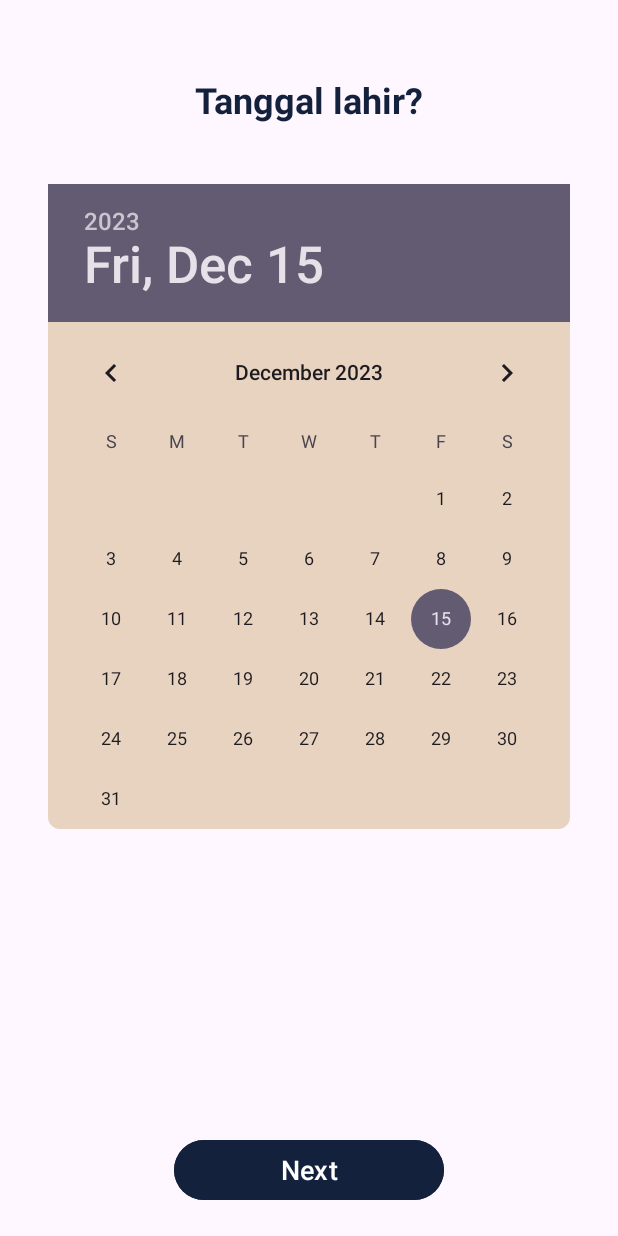
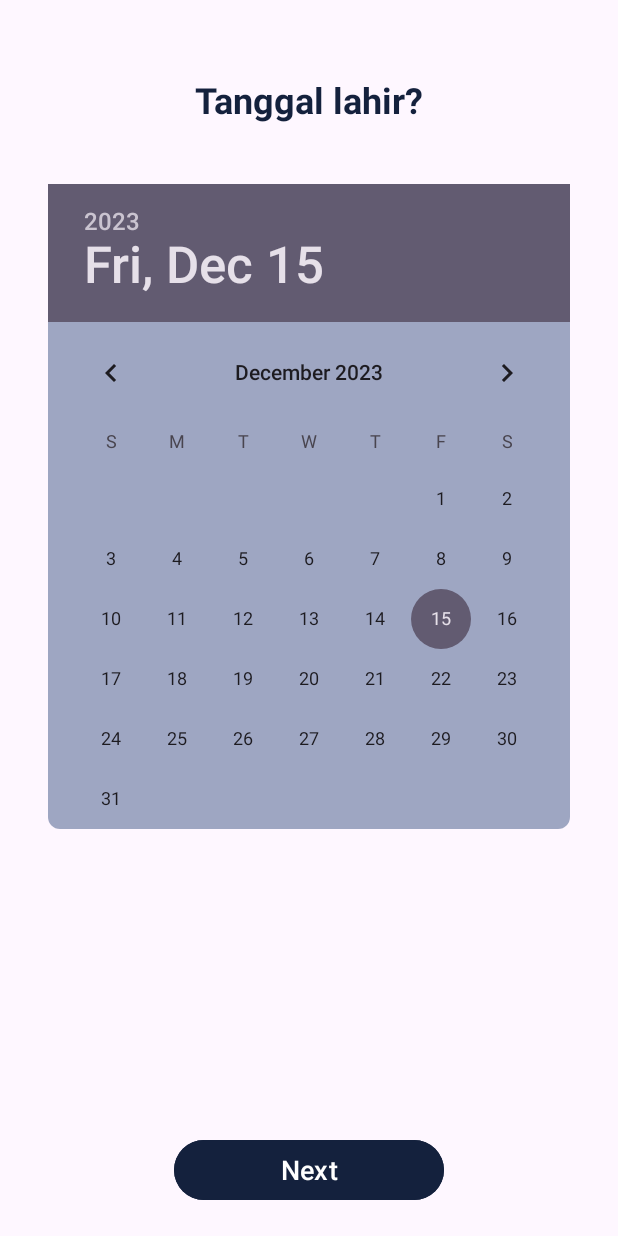
Before and after one commit to indraking/Dishdash, an Android app built with Jetpack Compose: the DatePickerActivity screen opened directly, with no data from a screen before it, on a phone screen of 412 x 824 dp. Run offline under Robolectric (Android 15) with nearby library versions, the phone set to English and light mode, and no system bars.

Commit message:
edit color

```diff
--- a/app/src/main/res/drawable/datepicker.xml
+++ b/app/src/main/res/drawable/datepicker.xml
@@ -1,5 +1,5 @@
 <?xml version="1.0" encoding="utf-8"?>
 <shape xmlns:android="http://schemas.android.com/apk/res/android">
-    <solid android:color="#50B28234" />
+    <solid android:color="#80415786"/>
     <corners android:radius="8dp" />
 </shape>
```
Also changed, not shown: app/src/main/java/com/example/dishdash/ui/Jetpack/CustomCircularProgressIndicator.kt (+4 -3 lines).
